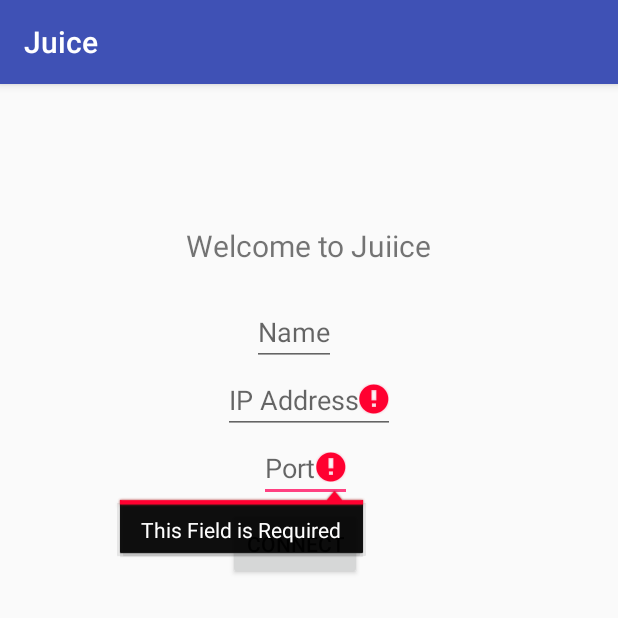
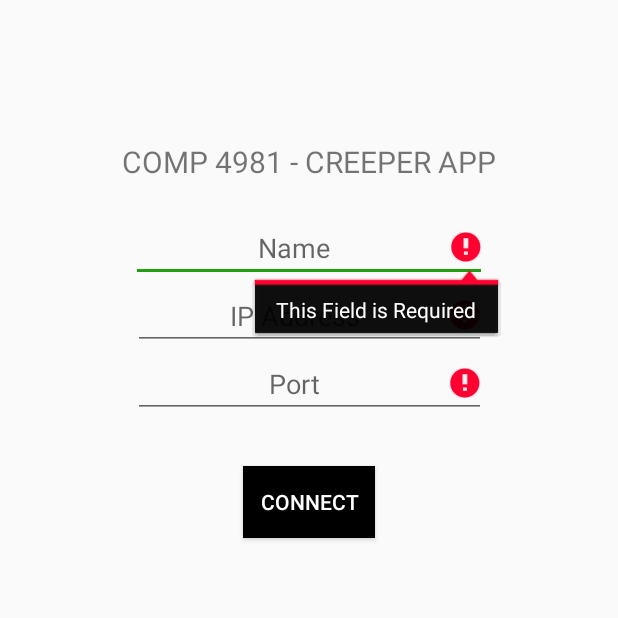
Before and after one commit to vafadehghan/Juice, an Android app: the screen it shows after launch (MainActivity), after a tap on "CONNECT", on a phone screen of 412 x 824 dp, the top half of it. Run offline under Robolectric (Android 15) with nearby library versions, the phone set to English and light mode, and no system bars.

Commit message:
Styled the main activity

```diff
--- a/app/src/main/java/com/example/v_vaf/juice/MainActivity.java
+++ b/app/src/main/java/com/example/v_vaf/juice/MainActivity.java
@@ -2,23 +2,14 @@ package com.example.v_vaf.juice;
 
 import android.Manifest;
 import android.content.Intent;
-import android.location.LocationListener;
-import android.os.AsyncTask;
-import android.support.design.widget.Snackbar;
+import android.os.Bundle;
 import android.support.v4.app.ActivityCompat;
 import android.support.v7.app.AppCompatActivity;
-import android.os.Bundle;
 import android.text.TextUtils;
 import android.util.Log;
 import android.view.View;
 import android.widget.Button;
 import android.widget.EditText;
-
-import java.io.DataOutputStream;
-import java.io.IOException;
-import java.io.InputStream;
-import java.io.OutputStream;
-import java.net.Socket;
 
 public class MainActivity extends AppCompatActivity {
 
@@ -32,6 +23,9 @@ public class MainActivity extends AppCompatActivity {
         super.onCreate(savedInstanceState);
         setContentView(R.layout.activity_main);
         ActivityCompat.requestPermissions(this, new String[]{Manifest.permission.ACCESS_FINE_LOCATION}, 1);
+
+
+        getSupportActionBar().hide();
 
 
         Button mConnectBtn = findViewById(R.id.connectBtn);
@@ -80,9 +74,9 @@ public class MainActivity extends AppCompatActivity {
         }
         //Check for valid name
         if (TextUtils.isEmpty(name)) {
-//            mNameEdit.setError(getString(R.string.requiredText));
-//            focusView = mNameEdit;
-//            cancel = true;
+            mNameEdit.setError(getString(R.string.requiredText));
+            focusView = mNameEdit;
+            cancel = true;
 
         }
         if (cancel) {
@@ -92,7 +86,6 @@ public class MainActivity extends AppCompatActivity {
         } else {
             // Show a progress spinner, and kick off a background task to
             // perform the user login attempt.
-//            connectToServer(IP, Integer.parseInt(port));
             Log.d(TAG, "attemptLogin: " + IP);
             Log.d(TAG, "attemptLogin: " + port);
             Intent i = new Intent(MainActivity.this, LocationService.class);
@@ -100,8 +93,6 @@ public class MainActivity extends AppCompatActivity {
             i.putExtra("IP", IP);
             i.putExtra("Port", port);
             startService(i);
-            Snackbar mSuccessSnackbar = Snackbar.make(findViewById(R.id.constraintLayout), R.string.snackbarSuccess, Snackbar.LENGTH_SHORT);
-            mSuccessSnackbar.show();
 
         }
 
--- a/app/src/main/res/layout/activity_main.xml
+++ b/app/src/main/res/layout/activity_main.xml
@@ -5,7 +5,8 @@
     android:id="@+id/constraintLayout"
     android:layout_width="match_parent"
     android:layout_height="match_parent"
-    tools:context="com.example.v_vaf.juice.MainActivity">
+    tools:context="com.example.v_vaf.juice.MainActivity"
+    >
 
     <TextView
         android:id="@+id/welcomeText"
@@ -20,18 +21,22 @@
 
     <EditText
         android:id="@+id/nameEdit"
-        android:layout_width="wrap_content"
+        android:layout_width="237dp"
         android:layout_height="wrap_content"
-        android:layout_marginStart="19dp"
+        android:layout_marginEnd="8dp"
+        android:layout_marginStart="8dp"
+        android:gravity="center_horizontal"
         android:hint="@string/name"
         app:layout_constraintBottom_toTopOf="@+id/ipEdit"
-        app:layout_constraintStart_toStartOf="@+id/ipEdit" />
+        app:layout_constraintEnd_toEndOf="parent"
+        app:layout_constraintStart_toStartOf="parent" />
 
     <EditText
         android:id="@+id/ipEdit"
-        android:layout_width="wrap_content"
+        android:layout_width="235dp"
         android:layout_height="wrap_content"
         android:layout_marginTop="188dp"
+        android:gravity="center_horizontal"
         android:hint="@string/ip_address"
         android:inputType="phone"
         app:layout_constraintEnd_toEndOf="parent"
@@ -40,12 +45,15 @@
 
     <EditText
         android:id="@+id/portEdit"
-        android:layout_width="wrap_content"
+        android:layout_width="235dp"
         android:layout_height="wrap_content"
-        android:layout_marginStart="24dp"
+        android:layout_marginEnd="8dp"
+        android:layout_marginStart="8dp"
+        android:gravity="center_horizontal"
         android:hint="@string/port"
         android:inputType="numberDecimal"
-        app:layout_constraintStart_toStartOf="@+id/ipEdit"
+        app:layout_constraintEnd_toEndOf="parent"
+        app:layout_constraintStart_toStartOf="parent"
         app:layout_constraintTop_toBottomOf="@+id/ipEdit" />
 
 
@@ -53,9 +61,13 @@
         android:id="@+id/connectBtn"
         android:layout_width="wrap_content"
         android:layout_height="wrap_content"
-        android:layout_marginStart="3dp"
-        android:layout_marginTop="4dp"
+        android:layout_marginEnd="8dp"
+        android:layout_marginStart="8dp"
+        android:layout_marginTop="32dp"
+        android:background="@color/black"
+        android:textColor="@color/white"
         android:text="@string/connect"
-        app:layout_constraintStart_toStartOf="@+id/ipEdit"
+        app:layout_constraintEnd_toEndOf="parent"
+        app:layout_constraintStart_toStartOf="parent"
         app:layout_constraintTop_toBottomOf="@+id/portEdit" />
 </android.support.constraint.ConstraintLayout>
--- a/app/src/main/res/values/colors.xml
+++ b/app/src/main/res/values/colors.xml
@@ -1,6 +1,8 @@
 <?xml version="1.0" encoding="utf-8"?>
 <resources>
-    <color name="colorPrimary">#3F51B5</color>
-    <color name="colorPrimaryDark">#303F9F</color>
-    <color name="colorAccent">#FF4081</color>
+    <color name="colorPrimary">#cf0e0e</color>
+    <color name="colorPrimaryDark">#870f09</color>
+    <color name="colorAccent">#229f0f</color>
+    <color name="black">#000</color>
+    <color name="white">#FFF</color>
 </resources>
--- a/app/src/main/res/values/strings.xml
+++ b/app/src/main/res/values/strings.xml
@@ -3,7 +3,7 @@
     <string name="ip_address">IP Address</string>
     <string name="port">Port</string>
     <string name="connect">Connect</string>
-    <string name="welcome_to_juiice">Welcome to Juiice</string>
+    <string name="welcome_to_juiice">COMP 4981 - CREEPER APP</string>
     <string name="name">Name</string>
     <string name="requiredText">This Field is Required</string>
     <string name="snackbarSuccess">You are now dripping in sauce</string>
```
Also changed, not shown: app/src/main/java/com/example/v_vaf/juice/LocationService.java (+27 -10 lines).
